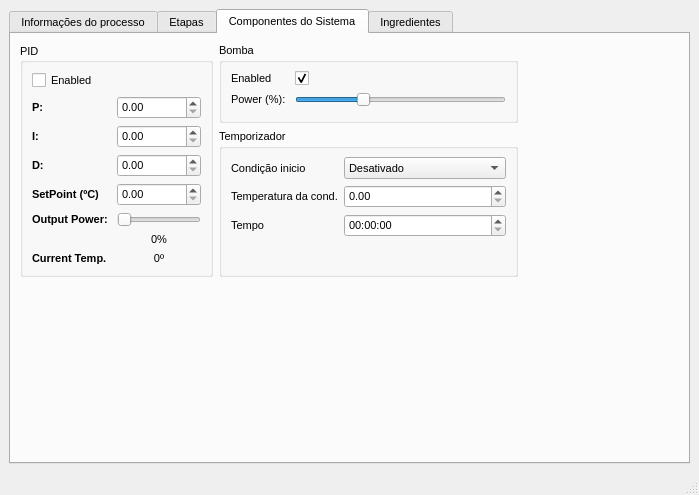
The window that mainwindow.ui (cristhianwb/BebumBrew) describes before a commit, drawn with Qt 5.
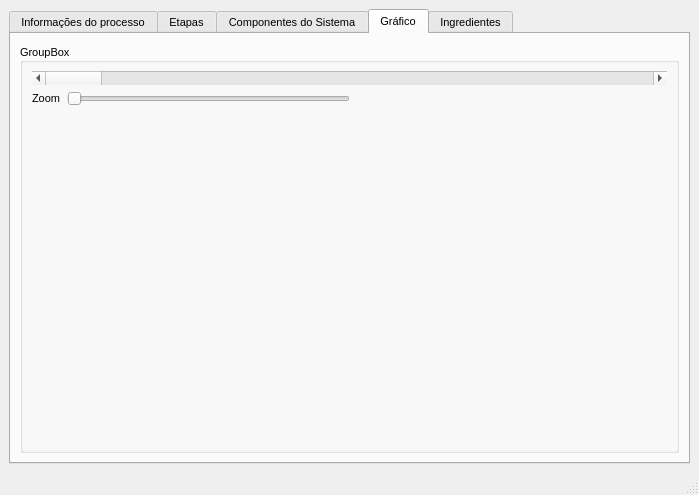
The same window after the commit. Icons and pictures are not drawn.

Patch:
```diff
--- a/mainwindow.ui
+++ b/mainwindow.ui
@@ -35,7 +35,7 @@
        <enum>QTabWidget::Rounded</enum>
       </property>
       <property name="currentIndex">
-       <number>2</number>
+       <number>3</number>
       </property>
       <property name="elideMode">
        <enum>Qt::ElideNone</enum>
@@ -53,7 +53,7 @@
        <attribute name="title">
         <string>Informações do processo</string>
        </attribute>
-       <layout class="QHBoxLayout" name="horizontalLayout_4">
+       <layout class="QHBoxLayout" name="tabProcInfoLay">
         <item>
          <layout class="QFormLayout" name="formLayout_3">
           <property name="fieldGrowthPolicy">
@@ -788,6 +788,106 @@
         </item>
        </layout>
       </widget>
+      <widget class="QWidget" name="tabPlot">
+       <attribute name="title">
+        <string>Gráfico</string>
+       </attribute>
+       <layout class="QVBoxLayout" name="tabPlotLay">
+        <property name="sizeConstraint">
+         <enum>QLayout::SetDefaultConstraint</enum>
+        </property>
+        <item>
+         <widget class="QGroupBox" name="groupBox">
+          <property name="minimumSize">
+           <size>
+            <width>0</width>
+            <height>0</height>
+           </size>
+          </property>
+          <property name="maximumSize">
+           <size>
+            <width>16777215</width>
+            <height>16772715</height>
+           </size>
+          </property>
+          <property name="title">
+           <string>GroupBox</string>
+          </property>
+          <property name="alignment">
+           <set>Qt::AlignBottom|Qt::AlignLeading|Qt::AlignLeft</set>
+          </property>
+          <layout class="QVBoxLayout" name="verticalLayout_5">
+           <item>
+            <widget class="QScrollBar" name="horizontalScrollBar">
+             <property name="orientation">
+              <enum>Qt::Horizontal</enum>
+             </property>
+            </widget>
+           </item>
+           <item>
+            <layout class="QHBoxLayout" name="horizontalLayout_4">
+             <item>
+              <layout class="QFormLayout" name="formLayout_4">
+               <item row="0" column="0">
+                <widget class="QLabel" name="testLabel">
+                 <property name="text">
+                  <string>Zoom</string>
+                 </property>
+                </widget>
+               </item>
+               <item row="0" column="1">
+                <widget class="QSlider" name="zoomSlider">
+                 <property name="minimum">
+                  <number>0</number>
+                 </property>
+                 <property name="maximum">
+                  <number>100</number>
+                 </property>
+                 <property name="singleStep">
+                  <number>1</number>
+                 </property>
+                 <property name="value">
+                  <number>0</number>
+                 </property>
+                 <property name="sliderPosition">
+                  <number>0</number>
+                 </property>
+                 <property name="tracking">
+                  <bool>true</bool>
+                 </property>
+                 <property name="orientation">
+                  <enum>Qt::Horizontal</enum>
+                 </property>
+                 <property name="invertedAppearance">
+                  <bool>false</bool>
+                 </property>
+                 <property name="invertedControls">
+                  <bool>false</bool>
+                 </property>
+                </widget>
+               </item>
+              </layout>
+             </item>
+             <item>
+              <spacer name="horizontalSpacer_3">
+               <property name="orientation">
+                <enum>Qt::Horizontal</enum>
+               </property>
+               <property name="sizeHint" stdset="0">
+                <size>
+                 <width>40</width>
+                 <height>20</height>
+                </size>
+               </property>
+              </spacer>
+             </item>
+            </layout>
+           </item>
+          </layout>
+         </widget>
+        </item>
+       </layout>
+      </widget>
       <widget class="QWidget" name="tabIngridients">
        <attribute name="title">
         <string>Ingredientes</string>
```
